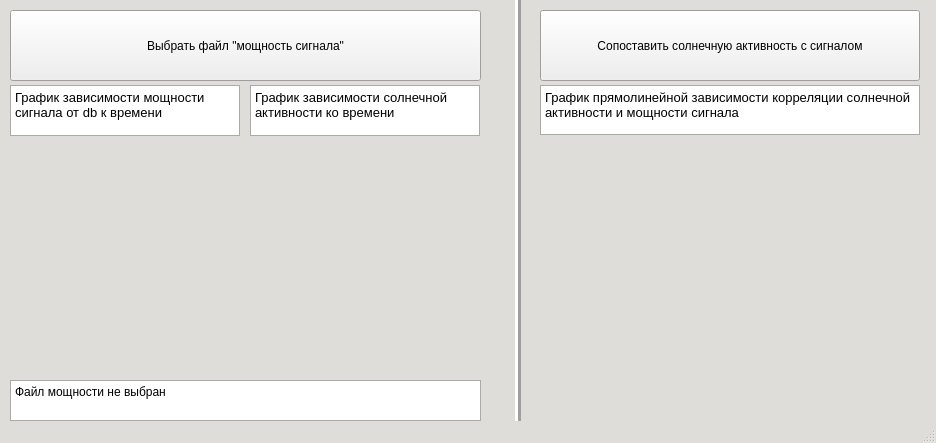
DocD-12/cubsat_data, file main.ui: the form before one commit.
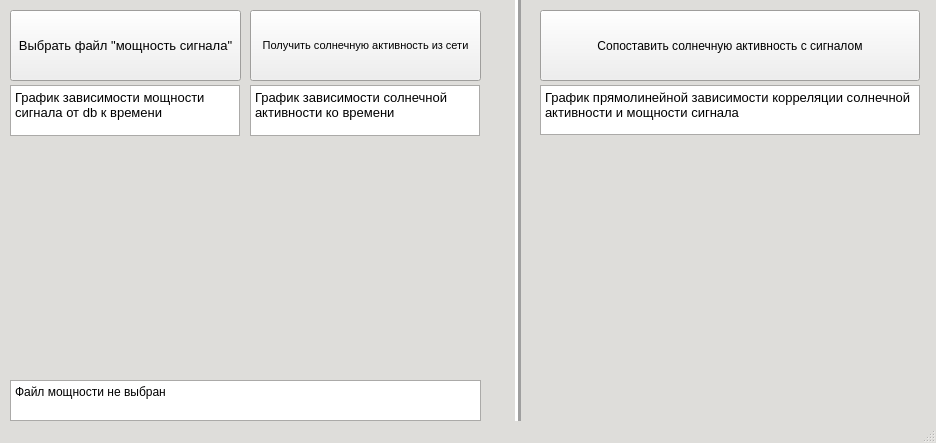
The form after the commit. Icons and pictures are not drawn. Custom widgets are drawn as their Qt base class.

Commit message: main.py добавлено: обновлён дизайн окна (добавлена кнопка получения погоды)

```diff
--- a/main.ui
+++ b/main.ui
@@ -10,6 +10,12 @@
     <height>443</height>
    </rect>
   </property>
+  <property name="sizePolicy">
+   <sizepolicy hsizetype="Maximum" vsizetype="Preferred">
+    <horstretch>0</horstretch>
+    <verstretch>0</verstretch>
+   </sizepolicy>
+  </property>
   <property name="palette">
    <palette>
     <active>
@@ -184,10 +190,15 @@
      <rect>
       <x>10</x>
       <y>10</y>
-      <width>471</width>
+      <width>231</width>
       <height>71</height>
      </rect>
     </property>
+    <property name="font">
+     <font>
+      <pointsize>10</pointsize>
+     </font>
+    </property>
     <property name="text">
      <string>Выбрать файл &quot;мощность сигнала&quot;</string>
     </property>
@@ -324,6 +335,25 @@
      </rect>
     </property>
    </widget>
+   <widget class="QPushButton" name="input_button_sun">
+    <property name="geometry">
+     <rect>
+      <x>250</x>
+      <y>10</y>
+      <width>231</width>
+      <height>71</height>
+     </rect>
+    </property>
+    <property name="font">
+     <font>
+      <pointsize>8</pointsize>
+      <kerning>true</kerning>
+     </font>
+    </property>
+    <property name="text">
+     <string>Получить солнечную активность из сети</string>
+    </property>
+   </widget>
   </widget>
   <widget class="QStatusBar" name="statusbar"/>
  </widget>
```
